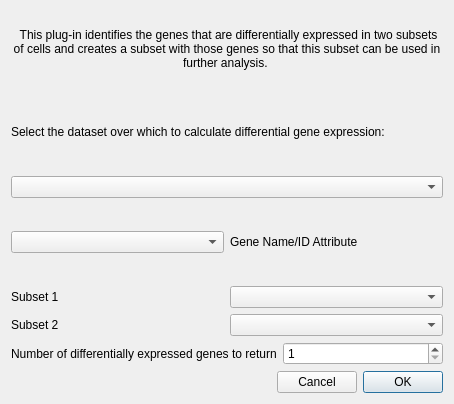
First picture: the form in glue_single_cell/qt/diff_gene_exp.ui, repository gluesolutions/glue-single-cell, before the edit.
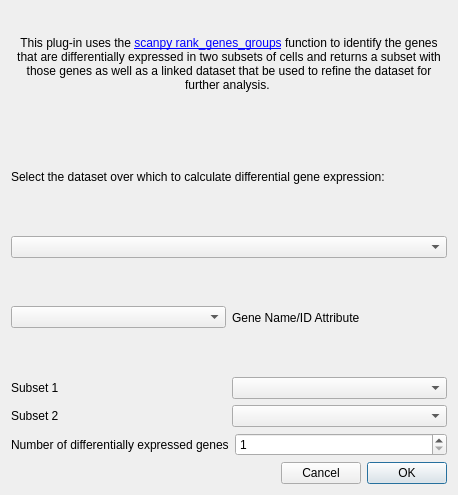
Second picture: the form after the edit.

Commit message: Return full dataset from rank_genes_groups and add link to doc

```diff
--- a/glue_single_cell/qt/diff_gene_exp.ui
+++ b/glue_single_cell/qt/diff_gene_exp.ui
@@ -6,8 +6,8 @@
    <rect>
     <x>0</x>
     <y>0</y>
-    <width>454</width>
-    <height>404</height>
+    <width>458</width>
+    <height>495</height>
    </rect>
   </property>
   <property name="windowTitle">
@@ -17,7 +17,7 @@
    <item row="0" column="0">
     <widget class="QLabel" name="label_5">
      <property name="text">
-      <string> This plug-in identifies the genes that are differentially expressed in two subsets of cells and creates a subset with those genes so that this subset can be used in further analysis. </string>
+      <string>&lt;html&gt;&lt;head/&gt;&lt;body&gt;&lt;p&gt;This plug-in uses the &lt;a href=&quot;https://scanpy.readthedocs.io/en/stable/generated/scanpy.tl.rank_genes_groups.html&quot;&gt;&lt;span style=&quot; text-decoration: underline; color:#0000ff;&quot;&gt;scanpy rank_genes_groups&lt;/span&gt;&lt;/a&gt; function to identify the genes that are differentially expressed in two subsets of cells and returns a subset with those genes as well as a linked dataset that be used to refine the dataset for further analysis. &lt;/p&gt;&lt;/body&gt;&lt;/html&gt;</string>
      </property>
      <property name="alignment">
       <set>Qt::AlignCenter</set>
@@ -100,7 +100,7 @@
      <item>
       <widget class="QLabel" name="label_2">
        <property name="text">
-        <string>Number of differentially expressed genes to return</string>
+        <string>Number of differentially expressed genes</string>
        </property>
       </widget>
      </item>
```
Left out of the diff: 18 changed lines with no effect on the pictures. The commit also changes 2 other files.
